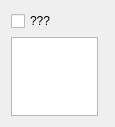
The window that Code/Common/Gui/mvdImportImagesDialog.ui (orfeotoolbox/OTB) describes before a commit, drawn with Qt 5.
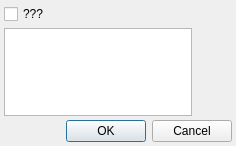
The same window after the commit. Custom widgets are drawn as their Qt base class.

Commit message: ENH: Morphed ImportImagesDialog from QWidget to QDialog.

```diff
--- a/Code/Common/Gui/mvdImportImagesDialog.ui
+++ b/Code/Common/Gui/mvdImportImagesDialog.ui
@@ -1,13 +1,13 @@
 <?xml version="1.0" encoding="UTF-8"?>
 <ui version="4.0">
- <class>mvd::ImportImagesDialog</class>
- <widget class="QWidget" name="mvd::ImportImagesDialog">
+ <class>Dialog</class>
+ <widget class="QDialog" name="Dialog">
   <property name="geometry">
    <rect>
     <x>0</x>
     <y>0</y>
-    <width>115</width>
-    <height>127</height>
+    <width>236</width>
+    <height>146</height>
    </rect>
   </property>
   <property name="windowTitle">
@@ -17,12 +17,12 @@
    <locale language="C" country="AnyCountry"/>
   </property>
   <layout class="QGridLayout" name="gridLayout">
-   <item row="1" column="1">
-    <widget class="MultiResolutionPyramidWidget" name="pyramidWidget" native="true"/>
-   </item>
-   <item row="1" column="0">
-    <widget class="QListView" name="filenamesListView"/>
-   </item>
+   <property name="margin">
+    <number>4</number>
+   </property>
+   <property name="spacing">
+    <number>4</number>
+   </property>
    <item row="0" column="0">
     <widget class="QCheckBox" name="applyAllCheckBox">
      <property name="text">
@@ -30,6 +30,22 @@
      </property>
     </widget>
    </item>
+   <item row="1" column="0" colspan="2">
+    <widget class="QListView" name="filenamesListView"/>
+   </item>
+   <item row="1" column="2">
+    <widget class="MultiResolutionPyramidWidget" name="pyramidWidget" native="true"/>
+   </item>
+   <item row="2" column="1" colspan="2">
+    <widget class="QDialogButtonBox" name="buttonBox">
+     <property name="orientation">
+      <enum>Qt::Horizontal</enum>
+     </property>
+     <property name="standardButtons">
+      <set>QDialogButtonBox::Cancel|QDialogButtonBox::Ok</set>
+     </property>
+    </widget>
+   </item>
   </layout>
  </widget>
  <customwidgets>
```
Left out of the diff: 37 changed lines with no effect on the pictures.
